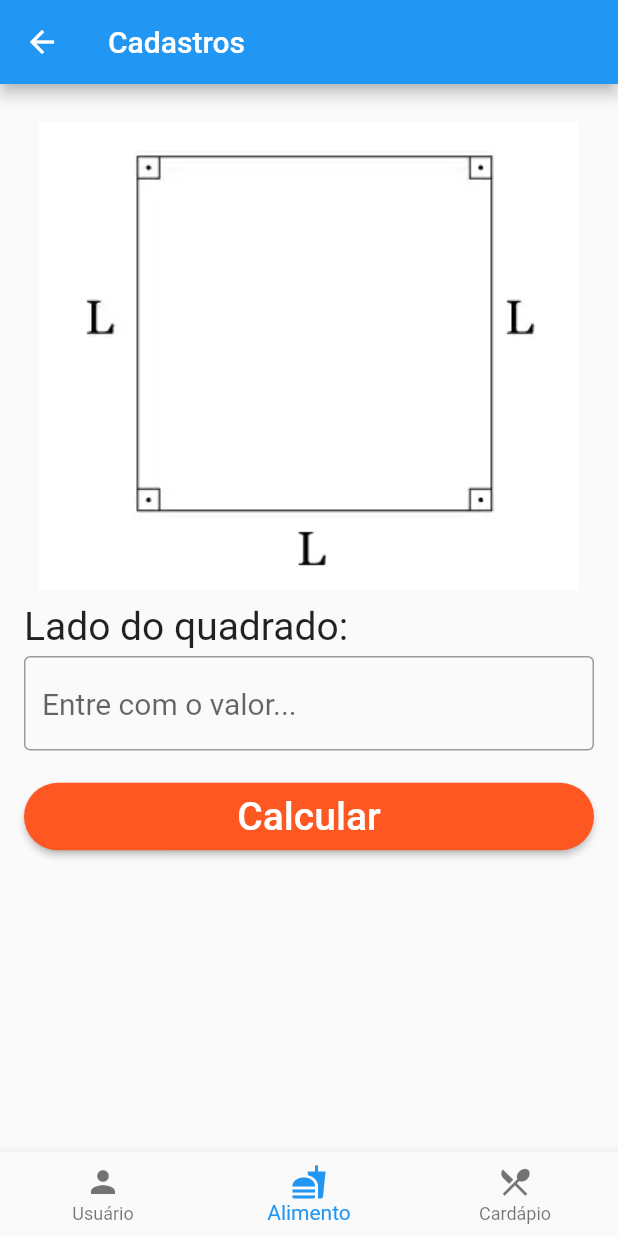
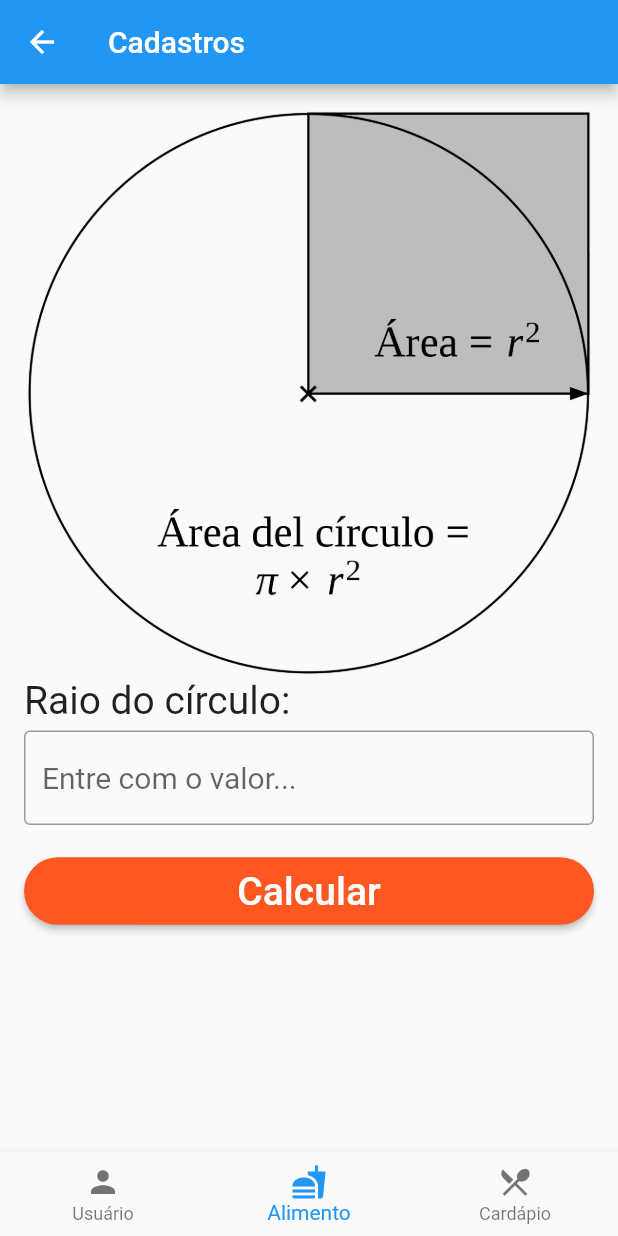
Before and after one commit to felipe-barreto-dev/nutriapp, a Flutter app: the Cadastros screen opened by its route, item 2 of the bottom bar chosen, on a phone screen of 412 x 824 dp. Run offline on Flutter 3.47's test engine with Material 2 defaults, Android fonts, the phone set to English and light mode, and no system bars.

Commit message:
feat: add register screens

```diff
--- /dev/null
+++ b/lib/views/cadastros/cadastro_alimento.dart
@@ -0,0 +1,34 @@
+import 'package:nutriapp/model/FormaGeometrica.dart';
+import 'package:nutriapp/util/entrada_numero.dart';
+import 'package:nutriapp/views/formas/tela_padrao.dart';
+import 'package:flutter/material.dart';
+
+import '../../routes/rotas.dart';
+import '../../util/botao.dart';
+import '../../util/grafico_referencia.dart';
+
+class CadastroAlimento extends StatefulWidget {
+  const CadastroAlimento({super.key});
+
+  @override
+  CadastroAlimentoState createState() => CadastroAlimentoState();
+}
+
+class CadastroAlimentoState extends State<CadastroAlimento> {
+  final TextEditingController _raioController = TextEditingController();
+
+  void _calcularAreaCadastroAlimento() {
+    double raio = double.tryParse(_raioController.text) ?? 0.0;
+    FormaGeometrica geometria = FormaGeometrica.circulo(raio: raio);
+    Rotas.pushNamed(context, '/resultado', geometria);
+  }
+
+  @override
+  Widget build(BuildContext context) {
+    return TelaPadrao('Cadastro de alimento', <Widget>[
+      const GraficoReferencia('assets/images/area-circulo.png'),
+      CaixaDeNumero('Raio do círculo', _raioController),
+      BotaoCalcular("Calcular", _calcularAreaCadastroAlimento)
+    ]);
+  }
+}
--- a/lib/views/cadastros/cadastros.dart
+++ b/lib/views/cadastros/cadastros.dart
@@ -1,4 +1,7 @@
 import 'package:flutter/material.dart';
+import 'package:nutriapp/views/cadastros/cadastro_alimento.dart';
+import 'package:nutriapp/views/cadastros/cadastro_cardapio.dart';
+import 'package:nutriapp/views/cadastros/cadastro_usuario.dart';
 import 'package:nutriapp/views/formas/circulo.dart';
 import 'package:nutriapp/views/formas/quadrado.dart';
 import 'package:nutriapp/views/formas/retangulo.dart';
@@ -14,9 +17,9 @@ class CirculoState extends State<Cadastros> {
   int _currentIndex = 0; // Índice da aba ativa
 
   final List<Widget> _telas = [
-    const Circulo(),
-    const Quadrado(),
-    const Retangulo(),
+    const CadastroUsuario(),
+    const CadastroAlimento(),
+    const CadastroCardapio(),
   ]; // Lista de telas para os diferentes tipos de cadastro
 
   @override
```
Also changed, not shown: lib/views/cadastros/cadastro_cardapio.dart (added, +34 -0 lines), lib/views/cadastros/cadastro_usuario.dart (added, +34 -0 lines).
